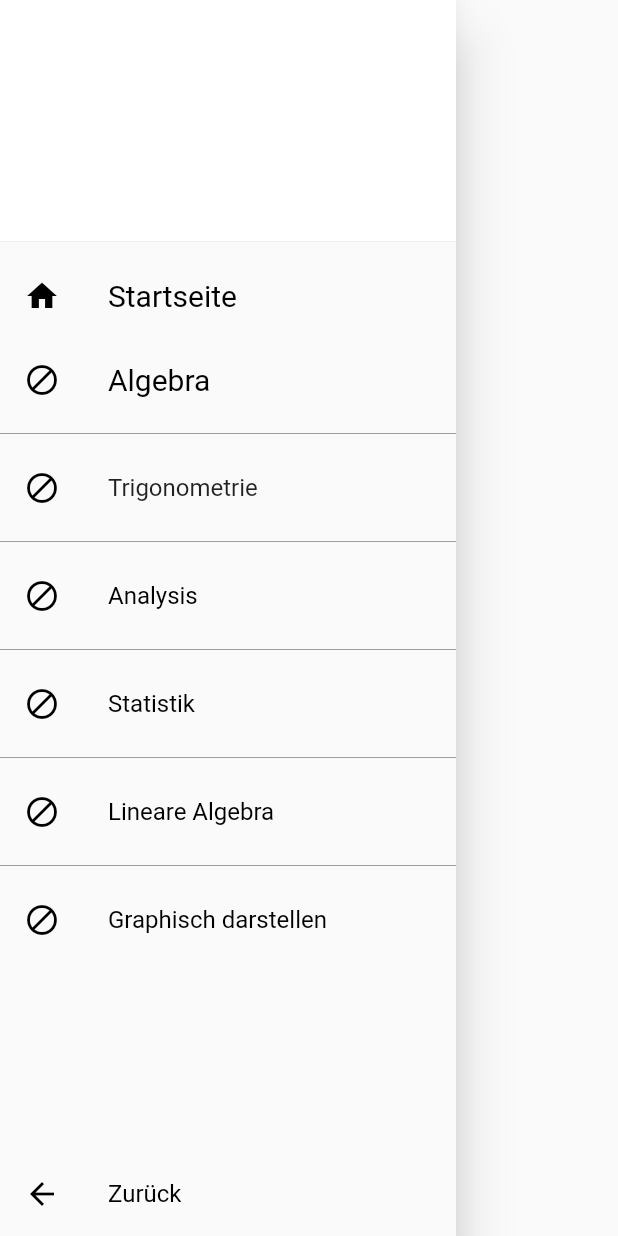
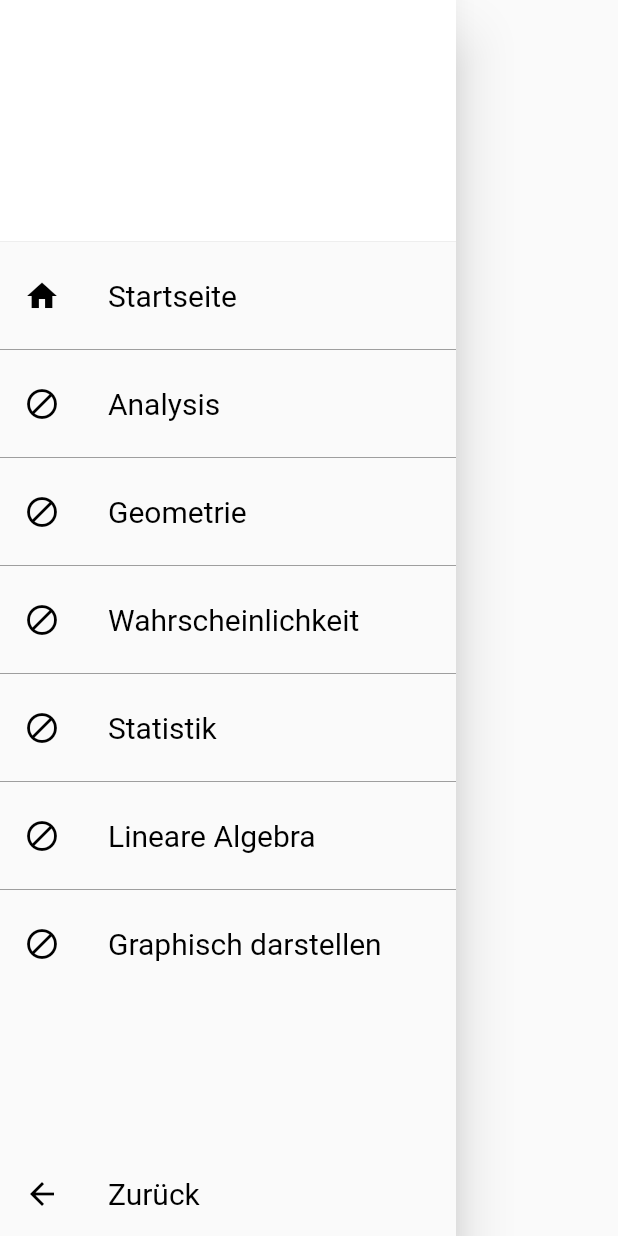
Before and after one commit to bettapp/my_first_flutter_app, a Flutter app: the SideBar widget shown alone on an empty page, opened directly, on a phone screen of 412 x 824 dp. Run offline on Flutter 3.47's test engine with Material 2 defaults, Android fonts, the phone set to English and light mode, and no system bars; our stand-ins replace math_expressions.

Commit message:
small improvements to the style of the sidebar menu

```diff
--- a/lib/side_bar.dart
+++ b/lib/side_bar.dart
@@ -29,14 +29,17 @@ class SideBar extends StatelessWidget {
                     Navigator.push(context, MaterialPageRoute(builder: (context) => MyHomePage(title: 'Calculator')));
                   },
                 ),
+                Divider(
+                  color: Colors.grey,
+                ),
                 ListTile(
                   leading: Icon(
                   Icons.block,
                   color: Colors.black
                   ),
                   title: Text(
-                  'Algebra',
-                  style: TextStyle(color: Colors.black, fontSize: 20)
+                      'Analysis',
+                      style: TextStyle(color: Colors.black, fontSize: 20)
                   ),
                 ),
                 Divider(
@@ -47,7 +50,10 @@ class SideBar extends StatelessWidget {
                   Icons.block,
                   color: Colors.black
                   ),
-                  title: Text('Trigonometrie')
+                  title: Text(
+                      'Geometrie',
+                      style: TextStyle(color: Colors.black, fontSize: 20)
+                ),
                 ),
                 Divider(
                   color: Colors.grey,
@@ -57,7 +63,9 @@ class SideBar extends StatelessWidget {
                       Icons.block,
                       color: Colors.black
                   ),
-                  title: Text('Analysis'),
+                  title: Text('Wahrscheinlichkeit',
+                      style: TextStyle(color: Colors.black, fontSize: 20)
+                  ),
                   textColor: Colors.black,
                 ),
                 Divider(
@@ -67,7 +75,9 @@ class SideBar extends StatelessWidget {
                   leading: Icon(
                       Icons.block,
                       color: Colors.black),
-                  title: Text('Statistik'),
+                  title: Text('Statistik',
+                      style: TextStyle(color: Colors.black, fontSize: 20)
+                  ),
                   textColor: Colors.black,
                 ),
                 Divider(
@@ -77,7 +87,9 @@ class SideBar extends StatelessWidget {
                   leading: Icon(
                       Icons.block,
                       color: Colors.black),
-                  title: Text('Lineare Algebra'),
+                  title: Text('Lineare Algebra',
+                      style: TextStyle(color: Colors.black, fontSize: 20)
+                  ),
                   textColor: Colors.black,
                 ),
                 Divider(
@@ -88,7 +100,9 @@ class SideBar extends StatelessWidget {
                     Icons.block,
                     color: Colors.black
                   ),
-                  title: Text('Graphisch darstellen'),
+                  title: Text('Graphisch darstellen',
+                      style: TextStyle(color: Colors.black, fontSize: 20)
+                  ),
                   textColor: Colors.black,
                 ),
               ],
@@ -101,7 +115,9 @@ class SideBar extends StatelessWidget {
               leading: Icon(Icons.arrow_back,
               color: Colors.black
               ),
-              title: Text('Zurück'),
+              title: Text('Zurück',
+                  style: TextStyle(color: Colors.black, fontSize: 20)
+              ),
               textColor: Colors.black,
               onTap: () => Navigator.pop(context),
             ),
```
